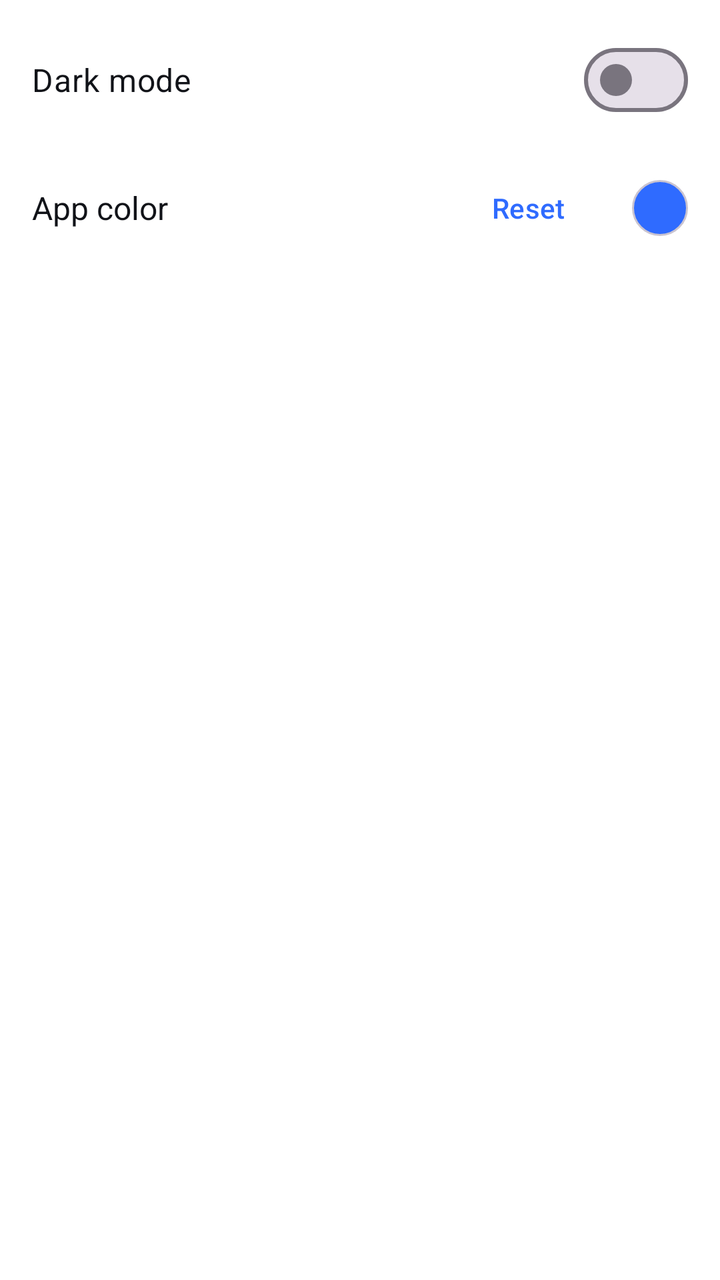
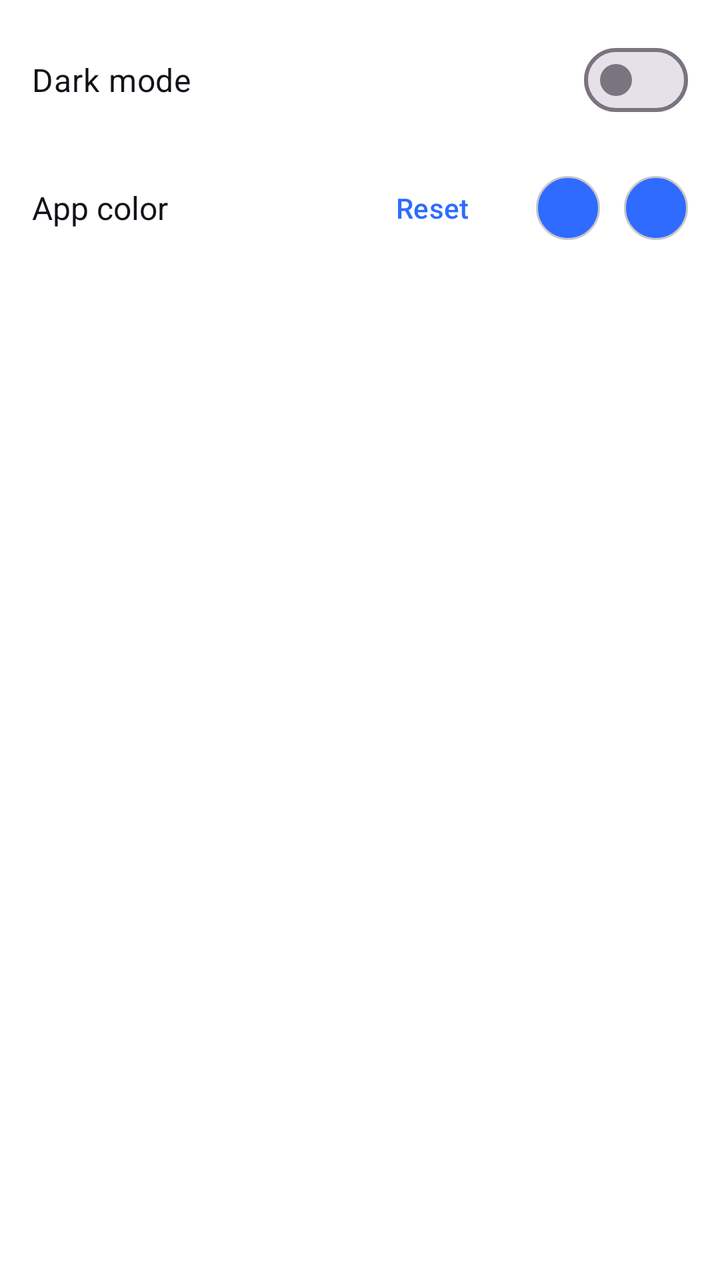

Screens rendered from an Android XML layout before and after an edit, with the pre-edit source and the edit as a unified diff.
<!-- AndroidManifest.xml: application theme Theme.Akhu -->
<!-- res/layout/activity_settings.xml -->
<?xml version="1.0" encoding="utf-8"?>
<LinearLayout xmlns:android="http://schemas.android.com/apk/res/android"
    android:layout_width="match_parent"
    android:layout_height="match_parent"
    android:orientation="vertical"
    android:paddingHorizontal="16dp"
    android:paddingTop="8dp">

    <com.google.android.material.materialswitch.MaterialSwitch
        android:id="@+id/switchDark"
        android:layout_width="match_parent"
        android:layout_height="64dp"
        android:text="@string/dark_mode"
        android:textColor="@color/text_primary"
        android:textSize="16sp" />

    
    <LinearLayout
        android:id="@+id/rowAppColor"
        android:layout_width="match_parent"
        android:layout_height="64dp"
        android:background="?attr/selectableItemBackground"
        android:gravity="center_vertical"
        android:orientation="horizontal">

        <TextView
            android:layout_width="0dp"
            android:layout_height="wrap_content"
            android:layout_weight="1"
            android:text="@string/app_color"
            android:textColor="@color/text_primary"
            android:textSize="16sp" />

        <com.google.android.material.button.MaterialButton
            android:id="@+id/btnResetAppColor"
            style="@style/Widget.Material3.Button.TextButton"
            android:layout_width="wrap_content"
            android:layout_height="wrap_content"
            android:layout_marginEnd="8dp"
            android:text="@string/reset" />

        <View
            android:id="@+id/appColorSwatch"
            android:layout_width="28dp"
            android:layout_height="28dp"
            android:background="@drawable/bg_color_swatch" />
    </LinearLayout>

    
    <LinearLayout
        android:id="@+id/appColorPresets"
        android:layout_width="match_parent"
        android:layout_height="wrap_content"
        android:layout_marginBottom="8dp"
        android:orientation="horizontal" />
</LinearLayout>
<!-- resources referenced by this layout -->
<resources>
  <!-- drawable bg_color_swatch (drawable) -->
  <?xml version="1.0" encoding="utf-8"?>
  <shape xmlns:android="http://schemas.android.com/apk/res/android" android:shape="oval">
      <solid android:color="?attr/colorPrimary" />
      <stroke android:width="1dp" android:color="?attr/colorOutlineVariant" />
  </shape>
  <string name="app_color">App color</string>
  <string name="dark_mode">Dark mode</string>
  <string name="reset">Reset</string>
  <style name="Theme.Akhu" parent="Theme.Material3.DayNight">
          <item name="colorPrimary">@color/classic_brand_primary</item>
          <item name="colorOnPrimary">@android:color/white</item>
          <item name="colorPrimaryContainer">@color/classic_brand_primary_soft</item>
          <item name="colorSecondaryContainer">@color/classic_brand_primary_soft</item>
          <item name="colorOnSecondaryContainer">@color/classic_brand_primary</item>
          <item name="colorSecondary">@color/classic_brand_secondary</item>
          <item name="colorSurface">@color/classic_surface</item>
          <item name="akhuBrandPrimary">@color/classic_brand_primary</item>
          <item name="akhuBrandSecondary">@color/classic_brand_secondary</item>
          <item name="akhuBrandPrimarySoft">@color/classic_brand_primary_soft</item>
          <item name="akhuSurface">@color/classic_surface</item>
          <item name="akhuSurfaceMuted">@color/classic_surface_muted</item>
          <item name="akhuTextPrimary">@color/classic_text_primary</item>
          <item name="akhuTextSecondary">@color/classic_text_secondary</item>
          <item name="akhuTextTertiary">@color/classic_text_tertiary</item>
          <item name="akhuInverseSurface">@color/classic_inverse_surface</item>
          <item name="akhuOnInverseSurface">@color/classic_on_inverse_surface</item>
          <item name="akhuGradientStart">@color/gradient_start</item>
          <item name="akhuGradientCenter">@color/gradient_center</item>
          <item name="akhuGradientEnd">@color/gradient_end</item>
          <item name="android:colorBackground">?attr/colorSurface</item>
          <item name="android:statusBarColor">?attr/colorSurface</item>
          <item name="android:windowLightStatusBar">@bool/light_system_bars</item>
          <item name="android:navigationBarColor">?attr/colorSurface</item>
          <item name="android:windowLightNavigationBar">@bool/light_system_bars</item>
      </style>
  <color name="classic_brand_primary">#2F6BFF</color>
  <color name="classic_brand_primary_soft">#E8EFFF</color>
  <color name="classic_brand_secondary">#8E44FF</color>
  <color name="classic_surface">#FFFFFF</color>
  <color name="classic_surface_muted">#F2F3F5</color>
  <color name="classic_text_primary">#111318</color>
  <color name="classic_text_secondary">#8A9099</color>
  <color name="classic_text_tertiary">#A9AEB6</color>
  <color name="classic_inverse_surface">#111318</color>
  <color name="classic_on_inverse_surface">#FFFFFF</color>
  <color name="gradient_start">#2F6BFF</color>
  <color name="gradient_center">#8E44FF</color>
  <color name="gradient_end">#FF5E8A</color>
</resources>

<!-- the commit's change to res/layout/activity_settings.xml (unified diff, before → after) -->
@@ -39,11 +39,21 @@
             android:layout_marginEnd="8dp"
             android:text="@string/reset" />
 
+        
         <View
             android:id="@+id/appColorSwatch"
-            android:layout_width="28dp"
-            android:layout_height="28dp"
-            android:background="@drawable/bg_color_swatch" />
+            android:layout_width="32dp"
+            android:layout_height="32dp"
+            android:background="@drawable/bg_color_swatch"
+            android:contentDescription="@string/app_color_main" />
+
+        <View
+            android:id="@+id/appColorSwatch2"
+            android:layout_width="32dp"
+            android:layout_height="32dp"
+            android:layout_marginStart="12dp"
+            android:background="@drawable/bg_color_swatch"
+            android:contentDescription="@string/app_color_second" />
     </LinearLayout>
 
     
<!-- resource entries referenced after the edit -->
@@ -7,6 +7,8 @@
       <stroke android:width="1dp" android:color="?attr/colorOutlineVariant" />
   </shape>
   <string name="app_color">App color</string>
+  <string name="app_color_main">Main color</string>
+  <string name="app_color_second">Second color</string>
   <string name="dark_mode">Dark mode</string>
   <string name="reset">Reset</string>
   <style name="Theme.Akhu" parent="Theme.Material3.DayNight">
